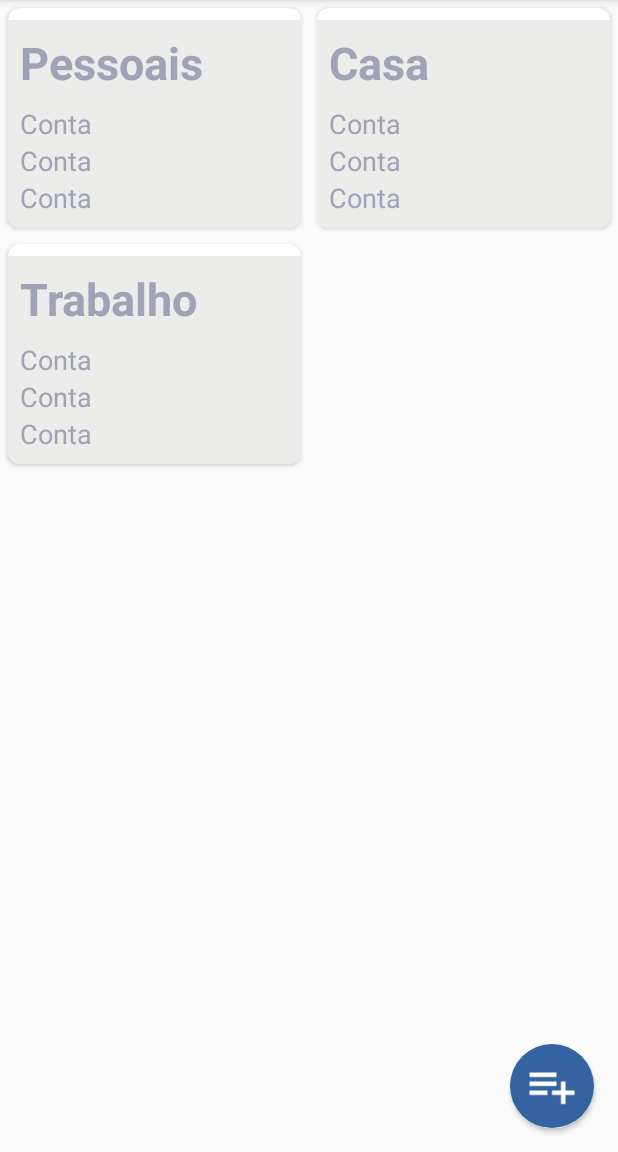
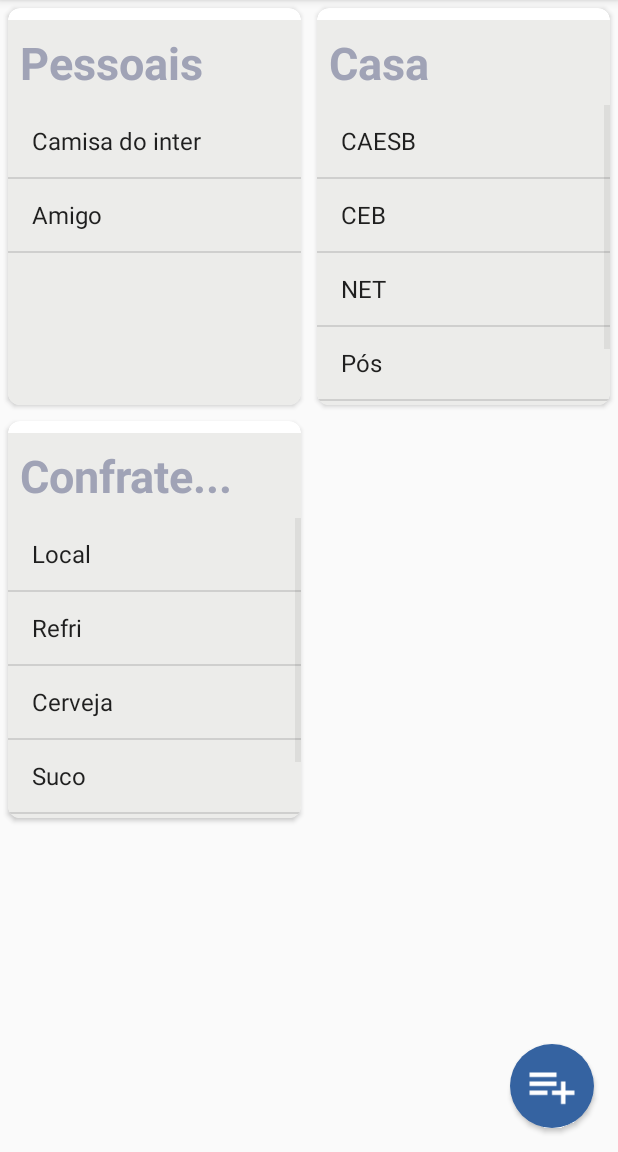
Before and after one commit to ajuniofc/controle-contas, an Android app: the HomeActivity screen opened directly, with no data from a screen before it, on a phone screen of 412 x 824 dp, the part 84-1236 px from its top. Run offline under Robolectric (Android 15) with nearby library versions, the phone set to English and light mode, and no system bars.

Commit message:
Implementando adapters

```diff
--- /dev/null
+++ b/app/src/main/java/ajuniofc/com/br/controledecontastelas/model/Bill.java
@@ -0,0 +1,77 @@
+package ajuniofc.com.br.controledecontastelas.model;
+
+import java.util.Calendar;
+
+abstract public class Bill {
+    private String name;
+    private String description;
+    private Double paidValue;
+    private boolean hasExpiration = false;
+    private Calendar expirationDate;
+    private boolean status = false;
+
+    public Bill(String name, String description, Calendar expirationDate) {
+        this.name = name;
+        this.description = description;
+        this.expirationDate = expirationDate;
+        this.hasExpiration = true;
+    }
+
+    public Bill(String name, String description) {
+        this.name = name;
+        this.description = description;
+    }
+
+    public String getName() {
+        return name;
+    }
+
+    public void setName(String name) {
+        this.name = name;
+    }
+
+    public String getDescription() {
+        return description;
+    }
+
+    public void setDescription(String description) {
+        this.description = description;
+    }
+
+    public Double getPaidValue() {
+        return paidValue;
+    }
+
+    public void setPaidValue(Double paidValue) {
+        this.paidValue = paidValue;
+    }
+
+    public boolean isHasExpiration() {
+        return hasExpiration;
+    }
+
+    public void setHasExpiration(boolean hasExpiration) {
+        this.hasExpiration = hasExpiration;
+    }
+
+    public Calendar getExpirationDate() {
+        return expirationDate;
+    }
+
+    public void setExpirationDate(Calendar expirationDate) {
+        this.expirationDate = expirationDate;
+    }
+
+    public boolean isStatus() {
+        return status;
+    }
+
+    public void setStatus(boolean status) {
+        this.status = status;
+    }
+
+    @Override
+    public String toString() {
+        return getName();
+    }
+}
--- /dev/null
+++ b/app/src/main/java/ajuniofc/com/br/controledecontastelas/model/BillType.java
@@ -0,0 +1,9 @@
+package ajuniofc.com.br.controledecontastelas.model;
+
+/**
+ * Created by admin on 10/05/2018.
+ */
+
+public enum BillType {
+    FIXED, PARCELED
+}
--- /dev/null
+++ b/app/src/main/java/ajuniofc/com/br/controledecontastelas/model/Booklet.java
@@ -0,0 +1,67 @@
+package ajuniofc.com.br.controledecontastelas.model;
+
+import java.text.SimpleDateFormat;
+import java.util.Calendar;
+import java.util.List;
+
+public class Booklet {
+
+    private String title;
+    private String description;
+    private Calendar creationDate;
+    private BookletType type;
+    private List<Bill> bills;
+
+    public Booklet(String titulo, String descricao, Calendar creationDate, BookletType type, List<Bill> bills) {
+        this.title = titulo;
+        this.description = descricao;
+        this.creationDate = creationDate;
+        this.type = type;
+        this.bills = bills;
+    }
+
+    public String getTitle() {
+        return title;
+    }
+
+    public void setTitle(String title) {
+        this.title = title;
+    }
+
+    public String getDescription() {
+        return description;
+    }
+
+    public void setDescription(String description) {
+        this.description = description;
+    }
+
+    public Calendar getCreationDate() {
+        return creationDate;
+    }
+
+    public void setCreationDate(Calendar creationDate) {
+        this.creationDate = creationDate;
+    }
+
+    public BookletType getType() {
+        return type;
+    }
+
+    public void setType(BookletType type) {
+        this.type = type;
+    }
+
+    public List<Bill> getBills() {
+        return bills;
+    }
+
+    public void setBills(List<Bill> bills) {
+        this.bills = bills;
+    }
+
+    public String getStringDate(){
+        SimpleDateFormat format = new SimpleDateFormat("dd/MM/yyyy");
+        return format.format(this.creationDate.getTime());
+    }
+}
--- /dev/null
+++ b/app/src/main/java/ajuniofc/com/br/controledecontastelas/model/BookletType.java
@@ -0,0 +1,9 @@
+package ajuniofc.com.br.controledecontastelas.model;
+
+/**
+ * Created by admin on 10/05/2018.
+ */
+
+public enum BookletType {
+    FIXED, SPARSE
+}
--- /dev/null
+++ b/app/src/main/java/ajuniofc/com/br/controledecontastelas/model/CurrentDebt.java
@@ -0,0 +1,29 @@
+package ajuniofc.com.br.controledecontastelas.model;
+
+import java.util.Calendar;
+
+/**
+ * Created by admin on 10/05/2018.
+ */
+
+public class CurrentDebt extends Bill{
+    private Double value;
+
+    public CurrentDebt(String name, String description, Calendar expirationDate, Double value) {
+        super(name, description, expirationDate);
+        this.value = value;
+    }
+
+    public CurrentDebt(String name, String description, Double value) {
+        super(name, description);
+        this.value = value;
+    }
+
+    public Double getValue() {
+        return value;
+    }
+
+    public void setValue(Double value) {
+        this.value = value;
+    }
+}
--- /dev/null
+++ b/app/src/main/java/ajuniofc/com/br/controledecontastelas/model/MonthlyDebt.java
@@ -0,0 +1,51 @@
+package ajuniofc.com.br.controledecontastelas.model;
+
+import java.util.Calendar;
+
+/**
+ * Created by admin on 10/05/2018.
+ */
+
+public class MonthlyDebt extends Bill {
+    private Programming programming;
+    private boolean hasFixedValue;
+    private Double value;
+
+    public MonthlyDebt(String name, String description, Calendar expirationDate, Programming programming, Double value, boolean hasFixedValue) {
+        super(name, description, expirationDate);
+        this.programming = programming;
+        this.value = value;
+        this.hasFixedValue = hasFixedValue;
+    }
+
+    public MonthlyDebt(String name, String description, Programming programming, Double value, boolean hasFixedValue) {
+        super(name, description);
+        this.programming = programming;
+        this.value = value;
+        this.hasFixedValue = hasFixedValue;
+    }
+
+    public Programming getProgramming() {
+        return programming;
+    }
+
+    public void setProgramming(Programming programming) {
+        this.programming = programming;
+    }
+
+    public boolean isHasFixedValue() {
+        return hasFixedValue;
+    }
+
+    public void setHasFixedValue(boolean hasFixedValue) {
+        this.hasFixedValue = hasFixedValue;
+    }
+
+    public Double getValue() {
+        return value;
+    }
+
+    public void setValue(Double value) {
+        this.value = value;
+    }
+}
--- /dev/null
+++ b/app/src/main/java/ajuniofc/com/br/controledecontastelas/model/Programming.java
@@ -0,0 +1,38 @@
+package ajuniofc.com.br.controledecontastelas.model;
+
+/**
+ * Created by admin on 10/05/2018.
+ */
+
+public class Programming {
+    private boolean isRepeated;
+    private BillType type;
+    private int numberOfMonths = 0;
+
+    public Programming(boolean isRepeated, BillType type, int numberOfMonths) {
+        this.isRepeated = isRepeated;
+        this.type = type;
+        this.numberOfMonths = numberOfMonths;
+    }
+
+    public Programming(boolean isRepeated, BillType type) {
+        this.isRepeated = isRepeated;
+        this.type = type;
+    }
+
+    public boolean isRepeated() {
+        return isRepeated;
+    }
+
+    public void setRepeated(boolean repeated) {
+        isRepeated = repeated;
+    }
+
+    public BillType getType() {
+        return type;
+    }
+
+    public void setType(BillType type) {
+        this.type = type;
+    }
+}
--- a/app/src/main/java/ajuniofc/com/br/controledecontastelas/model/Task.java
+++ /dev/null
@@ -1,34 +0,0 @@
-package ajuniofc.com.br.controledecontastelas.model;
-
-import java.text.SimpleDateFormat;
-import java.util.Calendar;
-
-public class Task {
-
-    private final String title;
-    private final String description;
-    private final Calendar date;
-
-    public Task(String titulo, String descricao, Calendar date) {
-        this.title = titulo;
-        this.description = descricao;
-        this.date = date;
-    }
-
-    public String getTitle() {
-        return title;
-    }
-
-    public String getDescription() {
-        return description;
-    }
-
-    public Calendar getDate() {
-        return date;
-    }
-
-    public String getStringDate(){
-        SimpleDateFormat format = new SimpleDateFormat("dd/MM/yyyy");
-        return format.format(this.date.getTime());
-    }
-}
--- a/app/src/main/java/ajuniofc/com/br/controledecontastelas/ui/activity/HomeActivity.java
+++ b/app/src/main/java/ajuniofc/com/br/controledecontastelas/ui/activity/HomeActivity.java
@@ -14,8 +14,14 @@ import java.util.Calendar;
 import java.util.List;
 
 import ajuniofc.com.br.controledecontastelas.R;
-import ajuniofc.com.br.controledecontastelas.model.Task;
-import ajuniofc.com.br.controledecontastelas.ui.adapter.TaskListAdapter;
+import ajuniofc.com.br.controledecontastelas.model.Bill;
+import ajuniofc.com.br.controledecontastelas.model.BillType;
+import ajuniofc.com.br.controledecontastelas.model.Booklet;
+import ajuniofc.com.br.controledecontastelas.model.CurrentDebt;
+import ajuniofc.com.br.controledecontastelas.model.MonthlyDebt;
+import ajuniofc.com.br.controledecontastelas.model.BookletType;
+import ajuniofc.com.br.controledecontastelas.model.Programming;
+import ajuniofc.com.br.controledecontastelas.ui.adapter.BookletListAdapter;
 
 public class HomeActivity extends AppCompatActivity {
     private RecyclerView recyclerView;
@@ -31,12 +37,6 @@ public class HomeActivity extends AppCompatActivity {
     }
     private void setupRecyclerView() {
         recyclerView = findViewById(R.id.task_list);
-        recyclerView.setOnClickListener(new View.OnClickListener() {
-            @Override
-            public void onClick(View view) {
-
-            }
-        });
     }
 
     private void setupAddButton() {
@@ -55,15 +55,47 @@ public class HomeActivity extends AppCompatActivity {
     }
 
     private void setAdapter() {
-        recyclerView.setAdapter(new TaskListAdapter(list(), this));
+        recyclerView.setAdapter(new BookletListAdapter(list(), this));
     }
 
-    private List<Task> list() {
-        List<Task> list = new ArrayList<>();
-        list.add(new Task( "Pessoais",  "Descricao teste da tarefa",  Calendar.getInstance()));
-        list.add(new Task( "Casa",  "Descricao teste da tarefa 2 para verificar o tamanho da nota",  Calendar.getInstance()));
-        list.add(new Task( "Trabalho",  "Descricao",  Calendar.getInstance()));
+    private List<Booklet> list() {
+        List<Booklet> list = new ArrayList<>();
+        list.add(new Booklet( "Pessoais",  "Gastos pessoais",  Calendar.getInstance(), BookletType.SPARSE, getOwnerBills()));
+        list.add(new Booklet( "Casa",  "Todas as contas de casa",  Calendar.getInstance(), BookletType.FIXED, getHomeBills()));
+        list.add(new Booklet( "Confraternização",  "Valores a serem gastos na confraternização da empresa.",  Calendar.getInstance(), BookletType.SPARSE, getWorkBills()));
         return list;
+    }
+
+    private List<Bill> getWorkBills() {
+        List<Bill> bills = new ArrayList<>();
+        bills.add(new CurrentDebt("Local", "Chacara a ser alugada", 459.90));
+        bills.add(new CurrentDebt("Refri", "Um engradado", 65.00));
+        bills.add(new CurrentDebt("Cerveja", "Dois engradados", 80.00));
+        bills.add(new CurrentDebt("Suco", "10 caixas de suco", 32.89));
+        bills.add(new CurrentDebt("Carne", "Carnes para churrasco", 289.90));
+        return bills;
+    }
+
+    private List<Bill> getHomeBills() {
+        List<Bill> bills = new ArrayList<>();
+        bills.add(new MonthlyDebt("CAESB", "Conta de agua", Calendar.getInstance(),
+                new Programming(true, BillType.FIXED, 0), 59.00, false));
+        bills.add(new MonthlyDebt("CEB", "Conta de energia", Calendar.getInstance(),
+                new Programming(true, BillType.FIXED, 0), 84.00, false));
+        bills.add(new MonthlyDebt("NET", "Conta de internet", Calendar.getInstance(),
+                new Programming(true, BillType.FIXED, 0), 457.97, false));
+        bills.add(new MonthlyDebt("Pós", "Mensalidade da pos", Calendar.getInstance(),
+                new Programming(true, BillType.FIXED, 0), 538.65, false));
+        bills.add(new MonthlyDebt("CEB", "Mensalidade da academia", Calendar.getInstance(),
+                new Programming(true, BillType.FIXED, 0), 89.90, true));
+        return bills;
+    }
+
+    private List<Bill> getOwnerBills() {
+        List<Bill> bills = new ArrayList<>();
+        bills.add(new CurrentDebt("Camisa do inter", "Camisa de treino do inter", Calendar.getInstance(),149.99));
+        bills.add(new CurrentDebt("Amigo", "Dinheiro pego emprestado com Fulano", 65.00));
+        return bills;
     }
 
     @Override
--- /dev/null
+++ b/app/src/main/java/ajuniofc/com/br/controledecontastelas/ui/adapter/BookletListAdapter.java
@@ -0,0 +1,74 @@
+package ajuniofc.com.br.controledecontastelas.ui.adapter;
+
+import android.content.Intent;
+import android.support.v7.widget.RecyclerView;
+import android.view.LayoutInflater;
+import android.view.View;
+import android.view.ViewGroup;
+import android.widget.ArrayAdapter;
+import android.widget.ListView;
+import android.widget.TextView;
+
+import java.util.List;
+
+import ajuniofc.com.br.controledecontastelas.R;
+import ajuniofc.com.br.controledecontastelas.model.Bill;
+import ajuniofc.com.br.controledecontastelas.model.Booklet;
+import ajuniofc.com.br.controledecontastelas.ui.activity.ContasActivity;
+import ajuniofc.com.br.controledecontastelas.ui.activity.HomeActivity;
+
+
+public class BookletListAdapter extends RecyclerView.Adapter<BookletListAdapter.BookletViewHolder> {
+    private final List<Booklet> booklets;
+    private HomeActivity activity;
+
+    public BookletListAdapter(List<Booklet> booklets, HomeActivity activity){
+        this.booklets = booklets;
+        this.activity = activity;
+    }
+
+    @Override
+    public BookletViewHolder onCreateViewHolder(ViewGroup parent, int viewType) {
+        View view = LayoutInflater.from(parent.getContext()).inflate(R.layout.booklet_list_item, parent, false);
+        view.setOnClickListener(new View.OnClickListener() {
+            @Override
+            public void onClick(View view) {
+                activity.startActivity(new Intent(activity, ContasActivity.class));
+            }
+        });
+        return new BookletViewHolder(view);
+    }
+
+    @Override
+    public void onBindViewHolder(BookletViewHolder holder, int position) {
+        Booklet booklet = booklets.get(position);
+        holder.bind(booklet);
+    }
+
+    @Override
+    public int getItemCount() {
+        return booklets.size();
+    }
+
+    class BookletViewHolder extends RecyclerView.ViewHolder {
+
+        private final TextView title;
+        private final ListView listView;
+
+        public BookletViewHolder(View itemView) {
+            super(itemView);
+            title = itemView.findViewById(R.id.booklet_item_title);
+            listView = itemView.findViewById(R.id.booklet_item_list);
+        }
+
+        public void bind(Booklet booklet){
+            if (booklet.getTitle().length() >8){
+                title.setText(booklet.getTitle().substring(0,8)+"...");
+            }else {
+                title.setText(booklet.getTitle());
+            }
+            listView.setAdapter(new ArrayAdapter<Bill>(activity,
+                    android.R.layout.simple_list_item_1, booklet.getBills()));
+        }
+    }
+}
--- a/app/src/main/java/ajuniofc/com/br/controledecontastelas/ui/adapter/TaskListAdapter.java
+++ /dev/null
@@ -1,63 +0,0 @@
-package ajuniofc.com.br.controledecontastelas.ui.adapter;
-
-import android.content.Intent;
-import android.support.v7.widget.RecyclerView;
-import android.view.LayoutInflater;
-import android.view.View;
-import android.view.ViewGroup;
-import android.widget.TextView;
-
-import java.util.List;
-
-import ajuniofc.com.br.controledecontastelas.R;
-import ajuniofc.com.br.controledecontastelas.model.Task;
-import ajuniofc.com.br.controledecontastelas.ui.activity.ContasActivity;
-import ajuniofc.com.br.controledecontastelas.ui.activity.HomeActivity;
-
-
-public class TaskListAdapter extends RecyclerView.Adapter<TaskListAdapter.TaskViewHolder> {
-    private final List<Task> tasks;
-    private HomeActivity activity;
-
-    public TaskListAdapter(List<Task> tasks, HomeActivity activity){
-        this.tasks = tasks;
-        this.activity = activity;
-    }
-
-    @Override
-    public TaskListAdapter.TaskViewHolder onCreateViewHolder(ViewGroup parent, int viewType) {
-        View view = LayoutInflater.from(parent.getContext()).inflate(R.layout.task_list_item, parent, false);
-        view.setOnClickListener(new View.OnClickListener() {
-            @Override
-            public void onClick(View view) {
-                activity.startActivity(new Intent(activity, ContasActivity.class));
-            }
-        });
-        return new TaskViewHolder(view);
-    }
-
-    @Override
-    public void onBindViewHolder(TaskListAdapter.TaskViewHolder holder, int position) {
-        Task task = tasks.get(position);
-        holder.bind(task);
-    }
-
-    @Override
-    public int getItemCount() {
-        return tasks.size();
-    }
-
-    class TaskViewHolder extends RecyclerView.ViewHolder {
-
-        private final TextView title;
-
-        public TaskViewHolder(View itemView) {
-            super(itemView);
-            title = itemView.findViewById(R.id.task_item_title);
-        }
-
-        public void bind(Task task){
-            title.setText(task.getTitle());
-        }
-    }
-}
--- a/app/src/main/res/layout/activity_adicionar_cardeneta.xml
+++ b/app/src/main/res/layout/activity_adicionar_cardeneta.xml
@@ -12,7 +12,7 @@
         android:orientation="vertical">
 
         <TextView
-            android:text="Nome da cardeneta"
+            android:text="Nome da booklet"
             android:textSize="30sp"
             android:layout_width="match_parent"
             android:layout_height="wrap_content" />
--- a/app/src/main/res/layout/activity_conta.xml
+++ b/app/src/main/res/layout/activity_conta.xml
@@ -14,7 +14,7 @@
         <android.support.v7.widget.CardView
             xmlns:android="http://schemas.android.com/apk/res/android"
             xmlns:tools="http://schemas.android.com/tools"
-            android:id="@+id/cardView_task_item"
+            android:id="@+id/cardView_bill_item"
             android:layout_width="match_parent"
             android:layout_height="wrap_content"
             android:layout_margin="5dp"
--- a/app/src/main/res/layout/activity_home.xml
+++ b/app/src/main/res/layout/activity_home.xml
@@ -9,7 +9,7 @@
     <RelativeLayout
         android:layout_width="match_parent"
         android:layout_height="match_parent"
-        android:onClick="contas">
+        android:onClick="bills">
 
         <android.support.v7.widget.RecyclerView
             android:id="@+id/task_list"
--- a/app/src/main/res/layout/task_list_item.xml
+++ b/app/src/main/res/layout/booklet_list_item.xml
@@ -8,7 +8,6 @@
     android:layout_margin="5dp"
     xmlns:app="http://schemas.android.com/apk/res-auto"
     android:maxHeight="250dp"
-
     app:cardCornerRadius="8dp">
 
     <LinearLayout
@@ -19,7 +18,7 @@
         android:layout_marginTop="8dp">
 
         <TextView
-            android:id="@+id/task_item_title"
+            android:id="@+id/booklet_item_title"
             android:layout_width="match_parent"
             android:layout_height="wrap_content"
             android:layout_margin="8dp"
@@ -30,33 +29,10 @@
             android:textColor="@color/cinzaEscuro"
             android:background="@color/cinzaClaro"/>
 
-        <TextView
-            android:id="@+id/task_item_conta1"
-            android:text="Conta"
-            android:layout_marginLeft="8dp"
+        <ListView
+            android:id="@+id/booklet_item_list"
             android:layout_width="match_parent"
-            android:layout_height="wrap_content"
-            android:textSize="18sp"
-            android:textColor="@color/cinzaEscuro"/>
-
-        <TextView
-            android:id="@+id/task_item_conta2"
-            android:text="Conta"
-            android:layout_marginLeft="8dp"
-            android:layout_width="match_parent"
-            android:layout_height="wrap_content"
-            android:textSize="18sp"
-            android:textColor="@color/cinzaEscuro"/>
-
-        <TextView
-            android:id="@+id/task_item_conta3"
-            android:text="Conta"
-            android:layout_marginLeft="8dp"
-            android:layout_width="match_parent"
-            android:layout_height="wrap_content"
-            android:textSize="18sp"
-            android:layout_marginBottom="8dp"
-            android:textColor="@color/cinzaEscuro"/>
+            android:layout_height="200dp"/>
 
     </LinearLayout>
 
```
Also changed, not shown: app/src/main/java/ajuniofc/com/br/controledecontastelas/ui/adapter/BillListAdapter.java (added, +56 -0 lines), app/src/main/res/layout/bill_list_item.xml (added, +26 -0 lines), 1 other file.
